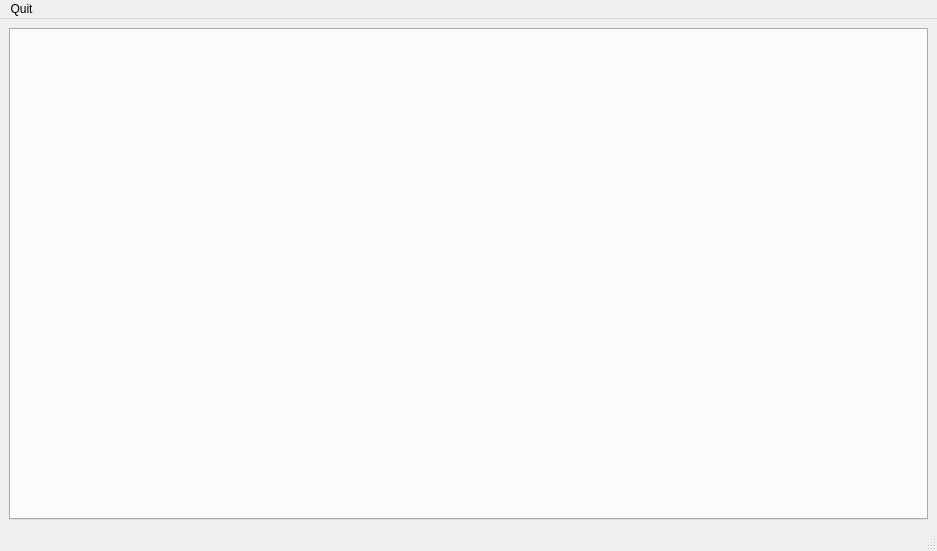
First picture: the form in QtProject/mytable.ui, repository Moriartymath/Spreadsheet-program, before the edit.
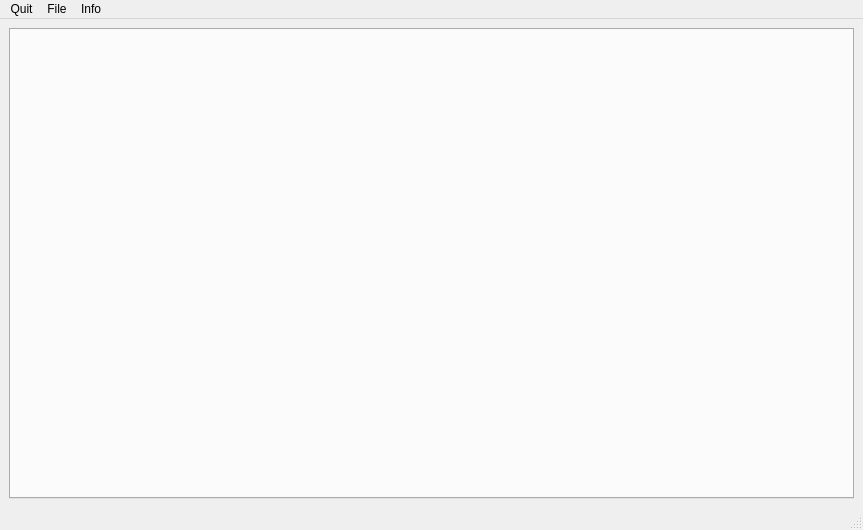
Second picture: the form after the edit.

Commit message: Add TableOptions class and some methods to mytable

What changed in the file:
```diff
--- a/QtProject/mytable.ui
+++ b/QtProject/mytable.ui
@@ -6,8 +6,8 @@
    <rect>
     <x>0</x>
     <y>0</y>
-    <width>937</width>
-    <height>551</height>
+    <width>863</width>
+    <height>530</height>
    </rect>
   </property>
   <property name="windowTitle">
@@ -17,8 +17,26 @@
    <layout class="QGridLayout" name="gridLayout">
     <item row="0" column="0">
      <widget class="QTabWidget" name="tabWidget">
-      <property name="currentIndex">
-       <number>-1</number>
+      <property name="tabShape">
+       <enum>QTabWidget::Rounded</enum>
+      </property>
+      <property name="iconSize">
+       <size>
+        <width>50</width>
+        <height>16</height>
+       </size>
+      </property>
+      <property name="documentMode">
+       <bool>false</bool>
+      </property>
+      <property name="tabsClosable">
+       <bool>true</bool>
+      </property>
+      <property name="movable">
+       <bool>true</bool>
+      </property>
+      <property name="tabBarAutoHide">
+       <bool>false</bool>
       </property>
      </widget>
     </item>
@@ -29,7 +47,7 @@
     <rect>
      <x>0</x>
      <y>0</y>
-     <width>937</width>
+     <width>863</width>
      <height>17</height>
     </rect>
    </property>
@@ -39,7 +57,22 @@
     </property>
     <addaction name="actionQuit"/>
    </widget>
+   <widget class="QMenu" name="menuFile">
+    <property name="title">
+     <string>File</string>
+    </property>
+    <addaction name="actionOpen_File"/>
+    <addaction name="actionUpload_to_file"/>
+   </widget>
+   <widget class="QMenu" name="menuInfo">
+    <property name="title">
+     <string>Info</string>
+    </property>
+    <addaction name="actionInfo"/>
+   </widget>
    <addaction name="menuQuit"/>
+   <addaction name="menuFile"/>
+   <addaction name="menuInfo"/>
   </widget>
   <widget class="QStatusBar" name="statusbar"/>
   <action name="actionQuit">
```
Left out of the diff: 15 changed lines with no effect on the pictures. The commit also changes 7 other files.
